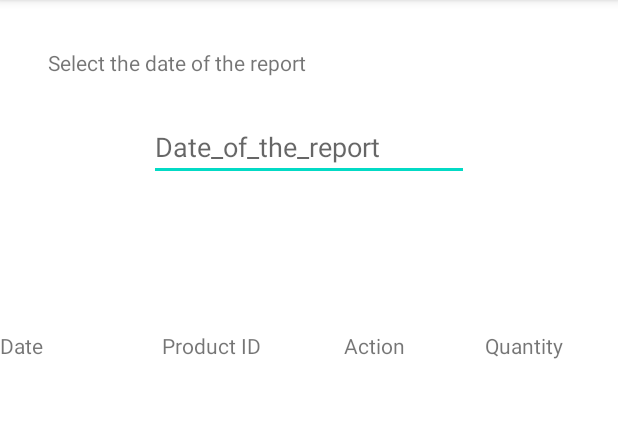
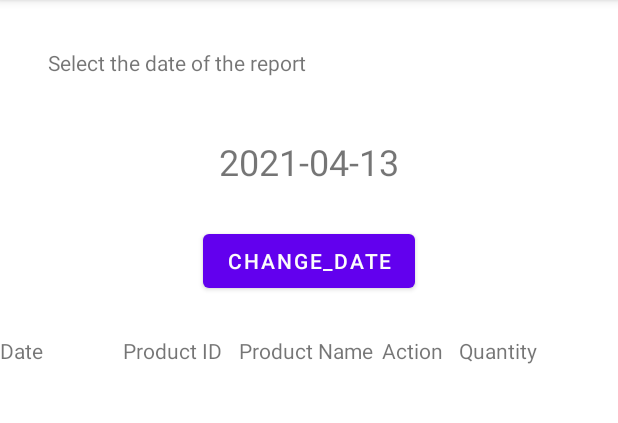
Before and after one commit to MingYeu/Mobile-Assignment, an Android app: the HistoryReport screen opened directly, with no data from a screen before it, on a phone screen of 412 x 824 dp, the part 84-507 px from its top. Run offline under Robolectric (Android 15) with nearby library versions, the phone set to English and light mode, and no system bars; our stand-ins replace Firebase (no records; nobody signed in at launch, a user with empty details on screens opened directly).

Commit message:
report part

```diff
--- a/app/src/main/java/com/example/warehouse/HistoryReport.kt
+++ b/app/src/main/java/com/example/warehouse/HistoryReport.kt
@@ -1,11 +1,136 @@
 package com.example.warehouse
 
+import android.app.DatePickerDialog
+import android.icu.text.SimpleDateFormat
+import android.os.Bundle
+import android.view.View
+import android.widget.Button
+import android.widget.DatePicker
+import android.widget.TextView
 import androidx.appcompat.app.AppCompatActivity
-import android.os.Bundle
+import com.google.firebase.database.DataSnapshot
+import com.google.firebase.database.DatabaseError
+import com.google.firebase.database.FirebaseDatabase
+import com.google.firebase.database.ValueEventListener
+import java.util.*
 
-class HistoryReport : AppCompatActivity() {
+class HistoryReport() : AppCompatActivity(){
+
+    var button_date: Button? = null
+    var textview_date: TextView? = null
+    var cal = Calendar.getInstance()
+    val dateFormat: SimpleDateFormat = SimpleDateFormat("yyyy-MM-dd")
+
     override fun onCreate(savedInstanceState: Bundle?) {
         super.onCreate(savedInstanceState)
         setContentView(R.layout.activity_history_report)
+        val date = Date()
+        var strDate = dateFormat.format(date).toString()
+
+        textview_date = findViewById(R.id.tvDateReport)
+        button_date = findViewById(R.id.btnDate)
+
+        textview_date!!.text = strDate
+        var selectedDate = textview_date!!.text.toString()
+        var ref = FirebaseDatabase.getInstance().getReference("Report").child("History").child(strDate)
+
+        // when you click on the button, show DatePickerDialog that is set with OnDateSetListener
+
+//        var enterDate = findViewById<TextView>(R.id.editTextDate)
+//        var newDate = dateFormat.format(enterDate.text).toString()
+
+        val dateSetListener = object : DatePickerDialog.OnDateSetListener {
+            override fun onDateSet(view: DatePicker, year: Int, monthOfYear: Int,
+                                   dayOfMonth: Int) {
+                cal.set(Calendar.YEAR, year)
+                cal.set(Calendar.MONTH, monthOfYear)
+                cal.set(Calendar.DAY_OF_MONTH, dayOfMonth)
+                textview_date!!.text = dateFormat.format(cal.getTime())
+                strDate=dateFormat.format(cal.getTime()).toString()
+                updateDate(textview_date!!.text.toString())
+
+            }
+        }
+
+
+        button_date!!.setOnClickListener(object : View.OnClickListener {
+            override fun onClick(view: View) {
+                DatePickerDialog(this@HistoryReport,
+                        dateSetListener,
+                        // set DatePickerDialog to point to today's date when it loads up
+                        cal.get(Calendar.YEAR),
+                        cal.get(Calendar.MONTH),
+                        cal.get(Calendar.DAY_OF_MONTH)).show()
+//                        updateDate(textview_date!!.text.toString())
+            }
+
+        })
+
+/*
+        val btnDate: Button =findViewById(R.id.btnDate)
+        btnDate.setOnClickListener() {
+            strDate=newDate
+            ref.addValueEventListener(getData)
+            ref.addListenerForSingleValueEvent(getData)
+
+        }
+*/
+
+        updateDate(strDate)
+//        ref.addValueEventListener(getData)
+//        ref.addListenerForSingleValueEvent(getData)
+
     }
+
+    private fun updateDate(date:String) {
+        var ref = FirebaseDatabase.getInstance().getReference("Report").child("History").child(date)
+
+        var getData = object : ValueEventListener {
+            override fun onCancelled(p0: DatabaseError) {
+
+            }
+
+            override fun onDataChange(snapShot: DataSnapshot) {
+                var sbDate = StringBuilder();
+                var sbId = StringBuilder();
+                var sbName = StringBuilder();
+                var sbQty = StringBuilder();
+                var sbAction = StringBuilder();
+
+                //               if(snapShot.getValue().toString().equals(newDate)){
+
+                for (c in snapShot.children) {
+                    var date = c.child("Date").getValue()
+                    sbDate.append("${date}\n")
+                    var proId = c.child("Product Id").getValue()
+                    sbId.append("${proId}\n")
+                    var proName = c.child("Product Name").getValue()
+                    sbName.append("${proName}\n")
+                    var quantity = c.child("Quantity").getValue()
+                    sbQty.append("${quantity}\n")
+                    var action = c.child("Action").getValue()
+                    sbAction.append("${action}\n")
+
+//                }
+                }
+                val tvDateData: TextView = findViewById(R.id.tvDateData)
+                tvDateData.setText(sbDate)
+                val tvProductIdHisData: TextView = findViewById(R.id.tvProductIdHisData)
+                tvProductIdHisData.setText(sbId)
+                val tvProductNameHisData: TextView = findViewById(R.id.tvProductNameHisData)
+                tvProductNameHisData.setText(sbName)
+                val tvActionData: TextView = findViewById(R.id.tvActionData)
+                tvActionData.setText(sbAction)
+                val tvHisQtyData: TextView = findViewById(R.id.tvHisQtyData)
+                tvHisQtyData.setText(sbQty)
+
+
+            }
+        }
+//                ref = FirebaseDatabase.getInstance().getReference("Report").child("History").child(strDate)
+        ref.addValueEventListener(getData)
+        ref.addListenerForSingleValueEvent(getData)
+
+    }
+
 }
--- a/app/src/main/res/layout/activity_history_report.xml
+++ b/app/src/main/res/layout/activity_history_report.xml
@@ -17,42 +17,35 @@
         app:layout_constraintStart_toStartOf="parent"
         app:layout_constraintTop_toTopOf="parent" />
 
-    <EditText
-        android:id="@+id/editTextDate"
-        android:layout_width="wrap_content"
-        android:layout_height="wrap_content"
-        android:layout_marginTop="24dp"
-        android:autofillHints=""
-        android:ems="10"
-        android:hint="@string/date_of_the_report"
-        android:inputType="date"
-        app:layout_constraintEnd_toEndOf="parent"
-        app:layout_constraintStart_toStartOf="parent"
-        app:layout_constraintTop_toBottomOf="@+id/tvSelectDate" />
-
     <TableRow
         android:id="@+id/tableRow4"
         android:layout_width="match_parent"
         android:layout_height="wrap_content"
         android:layout_marginTop="100dp"
-        app:layout_constraintTop_toBottomOf="@+id/editTextDate"
+        app:layout_constraintTop_toBottomOf="@+id/tvDateReport"
         tools:layout_editor_absoluteX="0dp">
 
         <TextView
             android:id="@+id/tvDate"
-            android:layout_width="108dp"
+            android:layout_width="82dp"
             android:layout_height="match_parent"
             android:text="@string/date" />
 
         <TextView
             android:id="@+id/tvProductIdHis"
-            android:layout_width="121dp"
+            android:layout_width="77dp"
             android:layout_height="match_parent"
             android:text="@string/product_id" />
 
         <TextView
+            android:id="@+id/tvProductNameHis"
+            android:layout_width="95dp"
+            android:layout_height="match_parent"
+            android:text="@string/product_name" />
+
+        <TextView
             android:id="@+id/tvAction"
-            android:layout_width="94dp"
+            android:layout_width="51dp"
             android:layout_height="match_parent"
             android:text="@string/action" />
 
@@ -71,23 +64,53 @@
 
         <TextView
             android:id="@+id/tvDateData"
-            android:layout_width="111dp"
-            android:layout_height="match_parent" />
+            android:layout_width="82dp"
+            android:layout_height="match_parent"
+            android:textAlignment="textStart" />
 
         <TextView
             android:id="@+id/tvProductIdHisData"
-            android:layout_width="116dp"
-            android:layout_height="match_parent" />
+            android:layout_width="76dp"
+            android:layout_height="match_parent"
+            android:textAlignment="textStart" />
+
+        <TextView
+            android:id="@+id/tvProductNameHisData"
+            android:layout_width="95dp"
+            android:layout_height="match_parent"
+            android:textAlignment="textStart" />
 
         <TextView
             android:id="@+id/tvActionData"
-            android:layout_width="97dp"
-            android:layout_height="match_parent" />
+            android:layout_width="54dp"
+            android:layout_height="match_parent"
+            android:textAlignment="textStart" />
 
         <TextView
             android:id="@+id/tvHisQtyData"
             android:layout_width="86dp"
-            android:layout_height="match_parent" />
+            android:layout_height="match_parent"
+            android:textAlignment="textStart" />
     </TableRow>
 
+    <Button
+        android:id="@+id/btnDate"
+        android:layout_width="wrap_content"
+        android:layout_height="wrap_content"
+        android:text="@string/change_date"
+        app:layout_constraintBottom_toTopOf="@+id/tableRow4"
+        app:layout_constraintEnd_toEndOf="parent"
+        app:layout_constraintStart_toStartOf="parent"
+        app:layout_constraintTop_toBottomOf="@+id/tvDateReport" />
+
+    <TextView
+        android:id="@+id/tvDateReport"
+        android:layout_width="wrap_content"
+        android:layout_height="wrap_content"
+        android:layout_marginTop="40dp"
+        android:textSize="24sp"
+        app:layout_constraintEnd_toEndOf="parent"
+        app:layout_constraintStart_toStartOf="parent"
+        app:layout_constraintTop_toBottomOf="@+id/tvSelectDate" />
+
 </androidx.constraintlayout.widget.ConstraintLayout>
--- a/app/src/main/res/values/strings.xml
+++ b/app/src/main/res/values/strings.xml
@@ -75,4 +75,5 @@
     <string name="item_name">Item Name</string>
     <string name="rack_id">Rack Id</string>
     <string name="price">RM %s</string>
+    <string name="change_date">change_date</string>
 </resources>
```
Also changed, not shown: app/src/main/java/com/example/warehouse/InventoryReport.kt (+71 -0 lines), app/src/main/java/com/example/warehouse/RackInReport.kt (+42 -5 lines), app/src/main/java/com/example/warehouse/StockIn.kt (+59 -10 lines), app/src/main/java/com/example/warehouse/StockOut.kt (+34 -12 lines), app/src/main/res/layout/activity_inventory_report.xml (+11 -7 lines), 1 other file.
